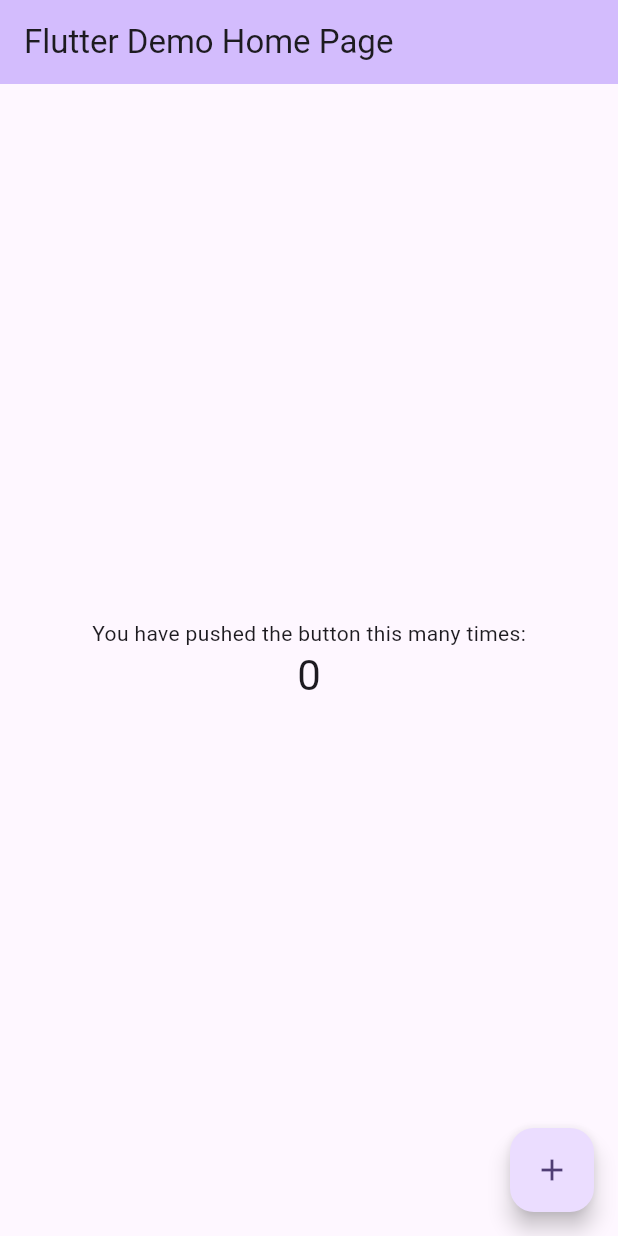
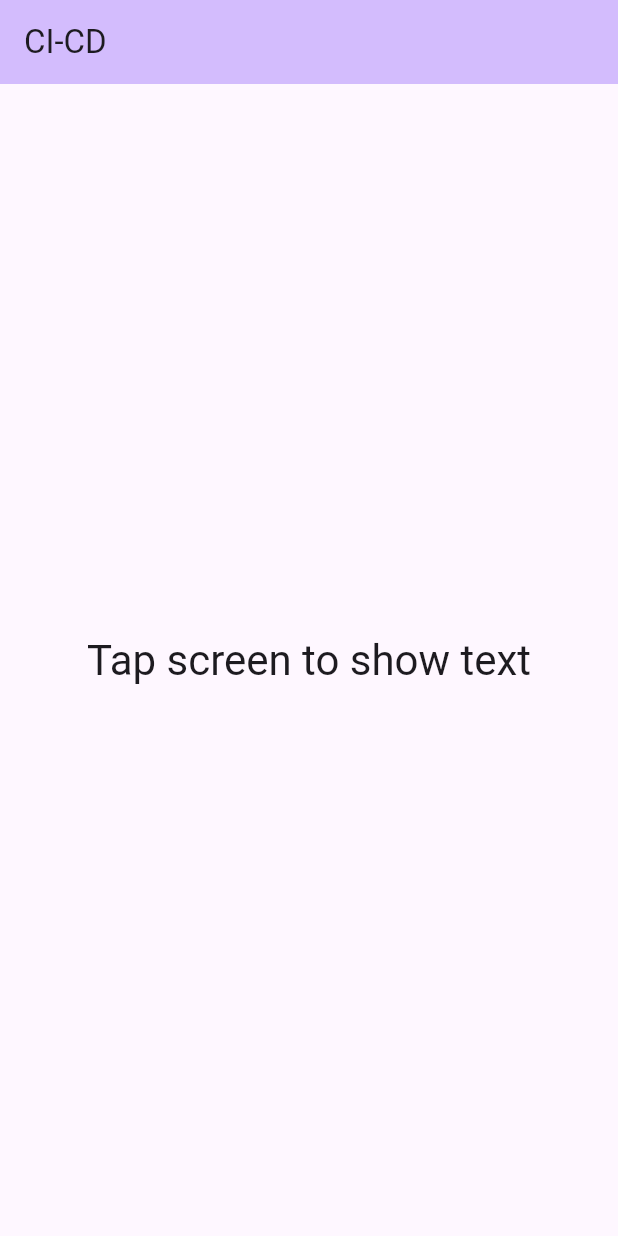
Before and after one commit to YuriyKabanenko/flutter-cicd, a Flutter app: the screen it shows after launch, on a phone screen of 412 x 824 dp. Run offline on Flutter 3.47's test engine with Material 2 defaults, Android fonts, the phone set to English and light mode, and no system bars.

Commit message:
add text changing instead of incrementing value

```diff
--- a/lib/main.dart
+++ b/lib/main.dart
@@ -7,7 +7,6 @@ void main() {
 class MyApp extends StatelessWidget {
   const MyApp({super.key});
 
-  // This widget is the root of your application.
   @override
   Widget build(BuildContext context) {
     return MaterialApp(
@@ -31,11 +30,19 @@ class MyHomePage extends StatefulWidget {
 }
 
 class _MyHomePageState extends State<MyHomePage> {
-  int _counter = 0;
+  final List<String> _wordList = ["HELLO", "WORLD", "HOW", "ARE", "YOU"];
+  String _text = "";
+  int index = -1;
 
-  void _incrementCounter() {
+  void _changeText() {
     setState(() {
-      _counter++;
+      if (index == _wordList.length - 1) {
+        index = -1;
+        _text = "";
+        return;
+      }
+      index++;
+      _text += '${_wordList[index]} ';
     });
   }
 
@@ -44,27 +51,24 @@ class _MyHomePageState extends State<MyHomePage> {
     return Scaffold(
         appBar: AppBar(
           backgroundColor: Theme.of(context).colorScheme.inversePrimary,
-        title: Text(widget.title),
+          title: const Text("CI-CD"),
         ),
-      body: Center(
+        body: GestureDetector(
+          onTap: () {
+            _changeText();
+          },
+          child: Center(
             child: Column(
+              mainAxisSize: MainAxisSize.max,
               mainAxisAlignment: MainAxisAlignment.center,
               children: <Widget>[
-            const Text(
-              'You have pushed the button this many times:',
-            ),
                 Text(
-              '$_counter',
+                  (_text.isEmpty) ? 'Tap screen to show text' : _text,
                   style: Theme.of(context).textTheme.headlineMedium,
                 ),
               ],
             ),
           ),
-      floatingActionButton: FloatingActionButton(
-        onPressed: _incrementCounter,
-        tooltip: 'Increment',
-        child: const Icon(Icons.add),
-      ),
-    );
+        ));
   }
 }
```
Lines whose indentation alone changed are shown as unchanged.
